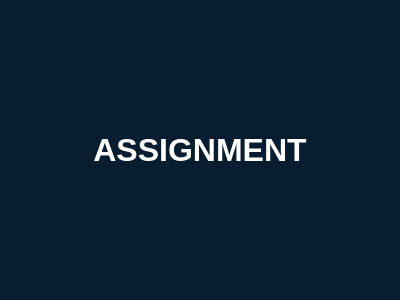
The window that templates/assignment.ui (firocore/VRChatLove) describes before a commit, drawn with Qt 5.
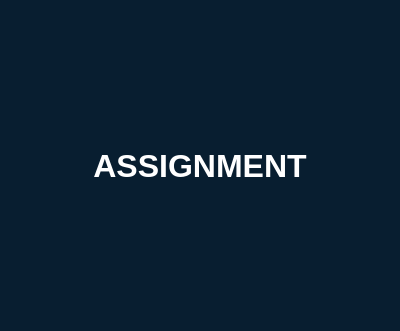
The same window after the commit.

```diff
--- a/templates/assignment.ui
+++ b/templates/assignment.ui
@@ -7,7 +7,7 @@
     <x>0</x>
     <y>0</y>
     <width>400</width>
-    <height>300</height>
+    <height>331</height>
    </rect>
   </property>
   <property name="windowTitle">
@@ -18,6 +18,21 @@
 border-radius: 10px;</string>
   </property>
   <layout class="QVBoxLayout" name="verticalLayout">
+   <property name="spacing">
+    <number>9</number>
+   </property>
+   <property name="leftMargin">
+    <number>0</number>
+   </property>
+   <property name="topMargin">
+    <number>0</number>
+   </property>
+   <property name="rightMargin">
+    <number>0</number>
+   </property>
+   <property name="bottomMargin">
+    <number>0</number>
+   </property>
    <item>
     <widget class="QLabel" name="label">
      <property name="font">
```
